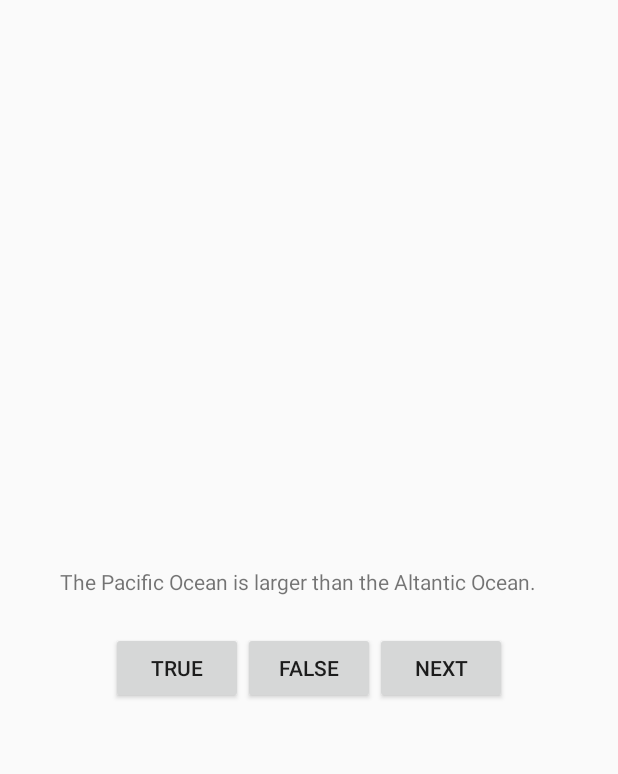
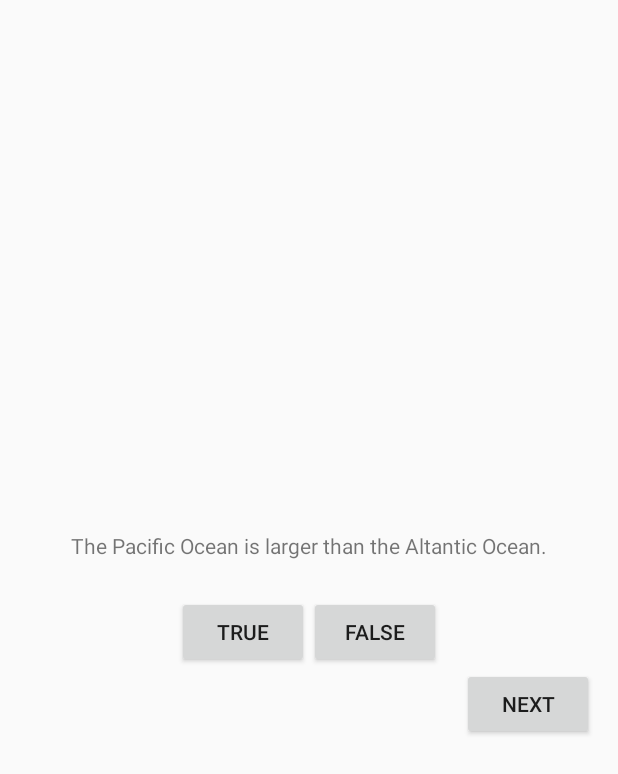
Before and after one commit to wickerdj/GeoQuiz, an Android app: the screen it shows after launch (QuizActivity), on a phone screen of 412 x 824 dp. Shown: the top 774 px of the screen. Run offline under Robolectric (Android 15) with nearby library versions, the phone set to English and light mode, and no system bars.

Commit message:
Completed Chapter 4

```diff
--- a/app/src/main/java/com/example/wickerdj/geoquiz/QuizActivity.java
+++ b/app/src/main/java/com/example/wickerdj/geoquiz/QuizActivity.java
@@ -3,6 +3,7 @@ package com.example.wickerdj.geoquiz;
 import android.app.Activity;
 import android.support.v7.app.ActionBarActivity;
 import android.os.Bundle;
+import android.util.Log;
 import android.view.Menu;
 import android.view.MenuItem;
 import android.view.View;
@@ -11,10 +12,13 @@ import android.widget.TextView;
 import android.widget.Toast;
 
 public class QuizActivity extends Activity {
+    private static final String TAG = "QuickActivity";
+    private static final String KEY_INDEX = "index";
     private Button mTrueButton;
     private Button mFalseButton;
     private Button mNextButton;
     private TextView mQuestionTextView;
+
 
     private TrueFalse[] mQuestionBank = new TrueFalse[]{
             new TrueFalse(R.string.question_oceans, true),
@@ -49,6 +53,7 @@ public class QuizActivity extends Activity {
     @Override
     protected void onCreate(Bundle savedInstanceState) {
         super.onCreate(savedInstanceState);
+        Log.d(TAG, "onCreate(Bundle) called");
         setContentView(R.layout.activity_quiz);
 
         mQuestionTextView = (TextView) findViewById(R.id.question_text_view);
@@ -78,8 +83,19 @@ public class QuizActivity extends Activity {
             }
         });
 
-        Toast.makeText(QuizActivity.this, "Test", Toast.LENGTH_SHORT).show();
+        if (savedInstanceState != null) {
+            mCurrentIndex = savedInstanceState.getInt(KEY_INDEX,0);
+            Log.i(TAG,"mCurrentIndex: " + mCurrentIndex);
+        }
+
         updateQuestion();
+    }
+
+    @Override
+    public void onSaveInstanceState(Bundle savedInstanceState) {
+        super.onSaveInstanceState(savedInstanceState);
+        Log.i(TAG, "onSaveInstanceState");
+        savedInstanceState.putInt(KEY_INDEX, mCurrentIndex);
     }
 
     @Override
@@ -103,4 +119,34 @@ public class QuizActivity extends Activity {
 
         return super.onOptionsItemSelected(item);
     }
+
+    @Override
+    public void onStart(){
+        super.onStart();
+        Log.d(TAG, "onStart() called");
+    }
+
+    @Override
+    public void onPause(){
+        super.onPause();
+        Log.d(TAG, "onPause() called");
+    }
+
+    @Override
+    public void onResume(){
+        super.onResume();
+        Log.d(TAG, "onResume() called");
+    }
+
+    @Override
+     public void onStop(){
+        super.onStop();
+        Log.d(TAG, "onStop() called");
+    }
+
+    @Override
+    public void onDestroy(){
+        super.onDestroy();
+        Log.d(TAG, "onDestroy() called");
+    }
 }
--- a/app/src/main/res/layout/activity_quiz.xml
+++ b/app/src/main/res/layout/activity_quiz.xml
@@ -14,12 +14,13 @@
         android:layout_width="wrap_content"
         android:layout_height="wrap_content"
         android:padding="24dp"
-        android:layout_gravity="center_vertical"
+        android:layout_gravity="center_vertical|center_horizontal"
         android:id="@+id/question_text_view" />
 
     <LinearLayout
         android:layout_width="wrap_content"
         android:layout_height="wrap_content"
+        android:layout_gravity="center_vertical|center_horizontal"
         android:orientation="horizontal">
 
         <Button
@@ -36,12 +37,14 @@
             android:layout_gravity="bottom"
             android:id="@+id/false_button" />
 
-        <Button
-            android:layout_width="wrap_content"
-            android:layout_height="wrap_content"
-            android:text="@string/next_button"
-            android:id="@+id/next_button" />
+
 
     </LinearLayout>
+    <Button
+        android:layout_width="wrap_content"
+        android:layout_height="wrap_content"
+        android:layout_gravity="bottom|right"
+        android:text="@string/next_button"
+        android:id="@+id/next_button" />
 
 </LinearLayout>
```
Also changed, not shown: 1 other file.
